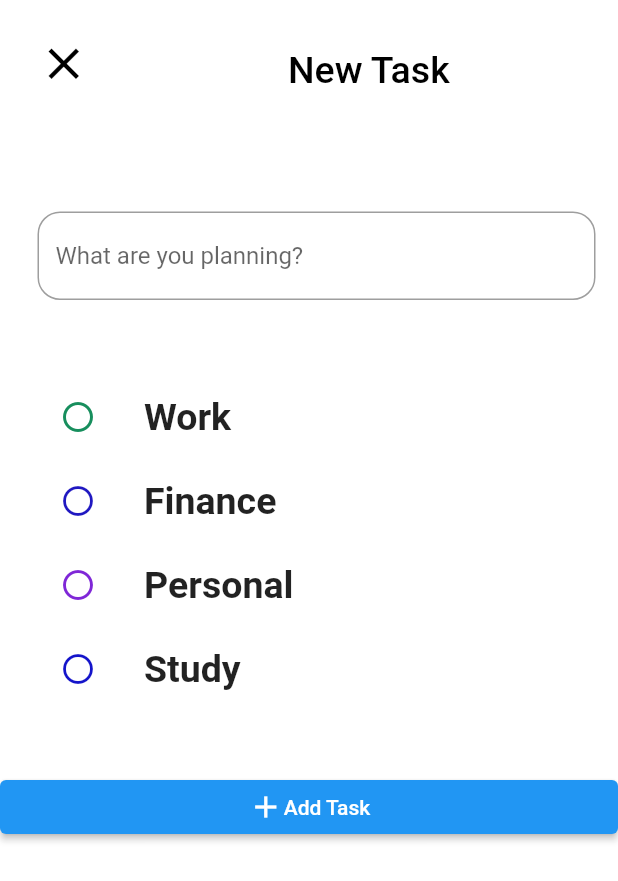
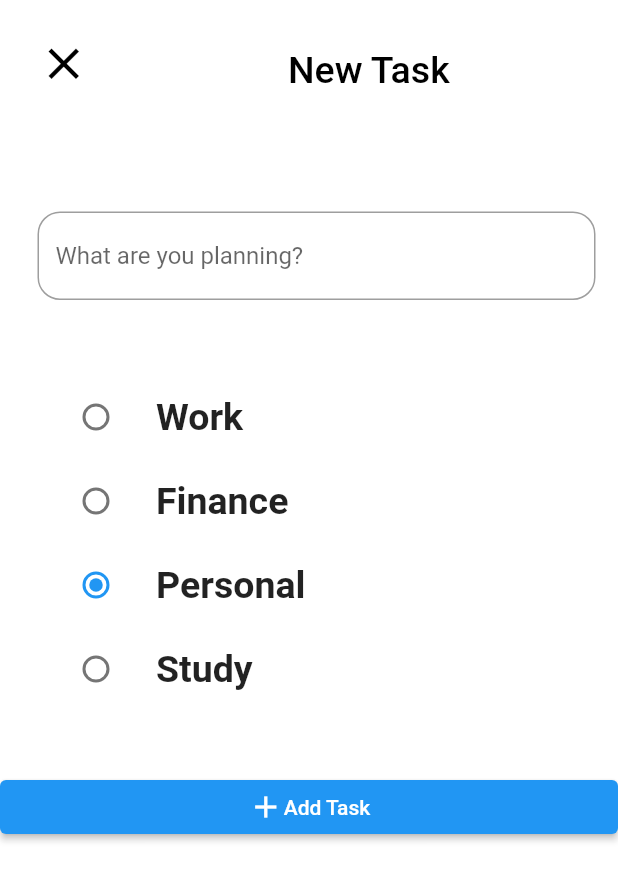
Before and after one commit to NabinTimsina-17/to_do_list, a Flutter app: the AddItemsPage screen opened directly, on a phone screen of 412 x 824 dp. Shown: the top 881 px of the screen. Run offline on Flutter 3.47's test engine with Material 2 defaults, Android fonts, the phone set to English and light mode, and no system bars.

Commit message:
add item page

```diff
--- a/lib/pages/add_item_page.dart
+++ b/lib/pages/add_item_page.dart
@@ -1,3 +1,5 @@
+import 'dart:developer';
+
 import 'package:flutter/material.dart';
 
 class AddItemsPage extends StatefulWidget {
@@ -8,7 +10,7 @@ class AddItemsPage extends StatefulWidget {
 }
 
 class _AddItemsPageState extends State<AddItemsPage> {
-  String selectedCategory = "finance";
+  String selectedCategory = "Finance";
 
   @override
   Widget build(BuildContext context) {
@@ -56,18 +58,26 @@ class _AddItemsPageState extends State<AddItemsPage> {
               ),
             ),
           ),
-          SizedBox(
+          const SizedBox(
             height: 50,
           ),
           ListTile(
-            contentPadding: EdgeInsets.fromLTRB(40.0, 0.0, 0.0, 0.0),
+            contentPadding: const EdgeInsets.fromLTRB(40.0, 0.0, 0.0, 0.0),
             tileColor: const Color.fromARGB(255, 255, 255, 255),
             shape: RoundedRectangleBorder(
               borderRadius: BorderRadius.circular(10),
             ),
-            leading: const Icon(
-              Icons.radio_button_unchecked,
-              color: Color.fromARGB(255, 23, 142, 93),
+            leading:  Radio<String>(
+              value: "Work",
+              groupValue: selectedCategory,
+              onChanged: (value) {
+
+                  selectedCategory=value!;
+                   setState(() {
+
+                  });
+
+              },
             ),
             title: const Text(
               "Work",
@@ -78,14 +88,20 @@ class _AddItemsPageState extends State<AddItemsPage> {
             ),
           ),
           ListTile(
-            contentPadding: EdgeInsets.fromLTRB(40.0, 0.0, 0.0, 0.0),
+            contentPadding: const EdgeInsets.fromLTRB(40.0, 0.0, 0.0, 0.0),
             tileColor: const Color.fromARGB(255, 255, 255, 255),
             shape: RoundedRectangleBorder(
               borderRadius: BorderRadius.circular(10),
             ),
-            leading: const Icon(
-              Icons.radio_button_unchecked,
-              color: Color.fromARGB(255, 32, 24, 193),
+           leading:  Radio<String>(
+              value: "Work",
+              groupValue: selectedCategory,
+              onChanged: (value) {
+                  selectedCategory=value!;
+                  setState(() {
+
+                  });
+              },
             ),
             title: const Text(
               "Finance",
@@ -96,14 +112,20 @@ class _AddItemsPageState extends State<AddItemsPage> {
             ),
           ),
           ListTile(
-            contentPadding: EdgeInsets.fromLTRB(40.0, 0.0, 0.0, 0.0),
+            contentPadding: const EdgeInsets.fromLTRB(40.0, 0.0, 0.0, 0.0),
             tileColor: const Color.fromARGB(255, 255, 255, 255),
             shape: RoundedRectangleBorder(
               borderRadius: BorderRadius.circular(10),
             ),
-            leading: const Icon(
-              Icons.radio_button_unchecked,
-              color: Color.fromARGB(255, 127, 39, 215),
+          leading:  Radio<String>(
+              value: "finance",
+              groupValue: selectedCategory.toLowerCase(),
+              onChanged: (value) {
+                selectedCategory=value!;
+                 setState(() {
+
+                  });
+              },
             ),
             title: const Text(
               "Personal",
@@ -114,14 +136,20 @@ class _AddItemsPageState extends State<AddItemsPage> {
             ),
           ),
           ListTile(
-            contentPadding: EdgeInsets.fromLTRB(40.0, 0.0, 0.0, 0.0),
+            contentPadding: const EdgeInsets.fromLTRB(40.0, 0.0, 0.0, 0.0),
             tileColor: const Color.fromARGB(255, 255, 255, 255),
             shape: RoundedRectangleBorder(
               borderRadius: BorderRadius.circular(10),
             ),
-            leading: const Icon(
-              Icons.radio_button_unchecked,
-              color: Color.fromARGB(255, 20, 20, 202),
+         leading:  Radio<String>(
+              value: "Study",
+              groupValue: selectedCategory,
+              onChanged: (value) {
+                  selectedCategory=value!;
+                   setState(() {
+
+                  });
+              },
             ),
             title: const Text(
               "Study",
@@ -135,8 +163,10 @@ class _AddItemsPageState extends State<AddItemsPage> {
             height: 40,
           ),
           ElevatedButton(
-            onPressed: () => Navigator.of(context)
-            .push(MaterialPageRoute(builder: (context) => const AddItemsPage())),
+            onPressed: () {
+                  log(selectedCategory.toString());
+            },
+
             child:  const Row(
               mainAxisAlignment: MainAxisAlignment.center,
               children: [
```
